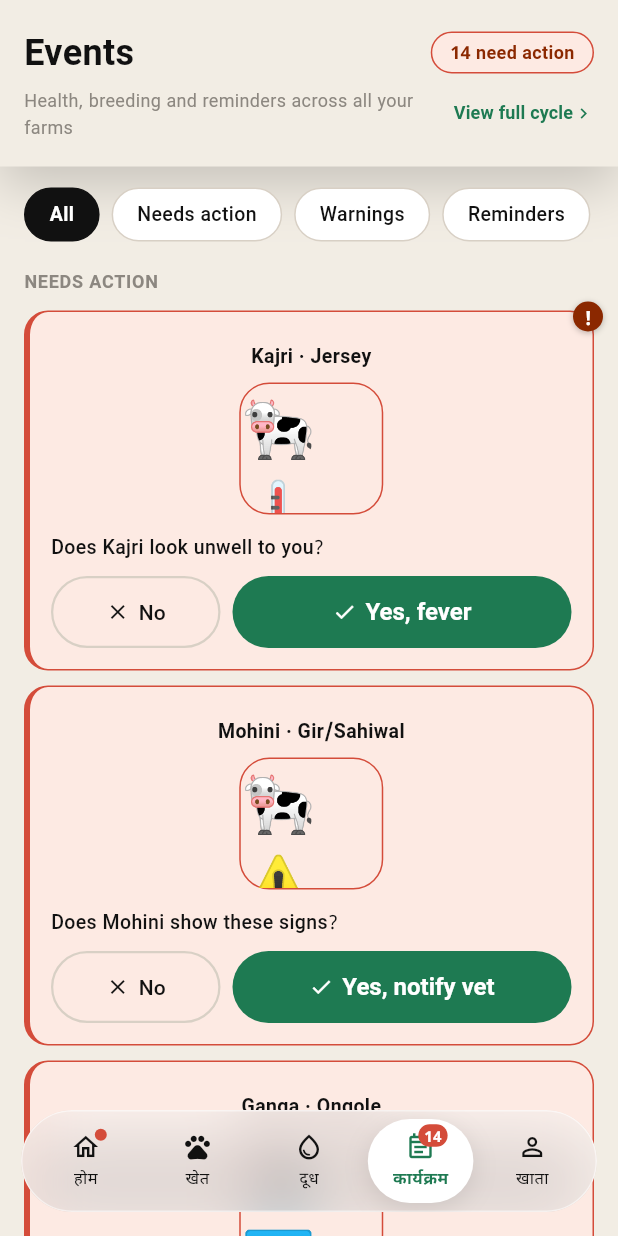
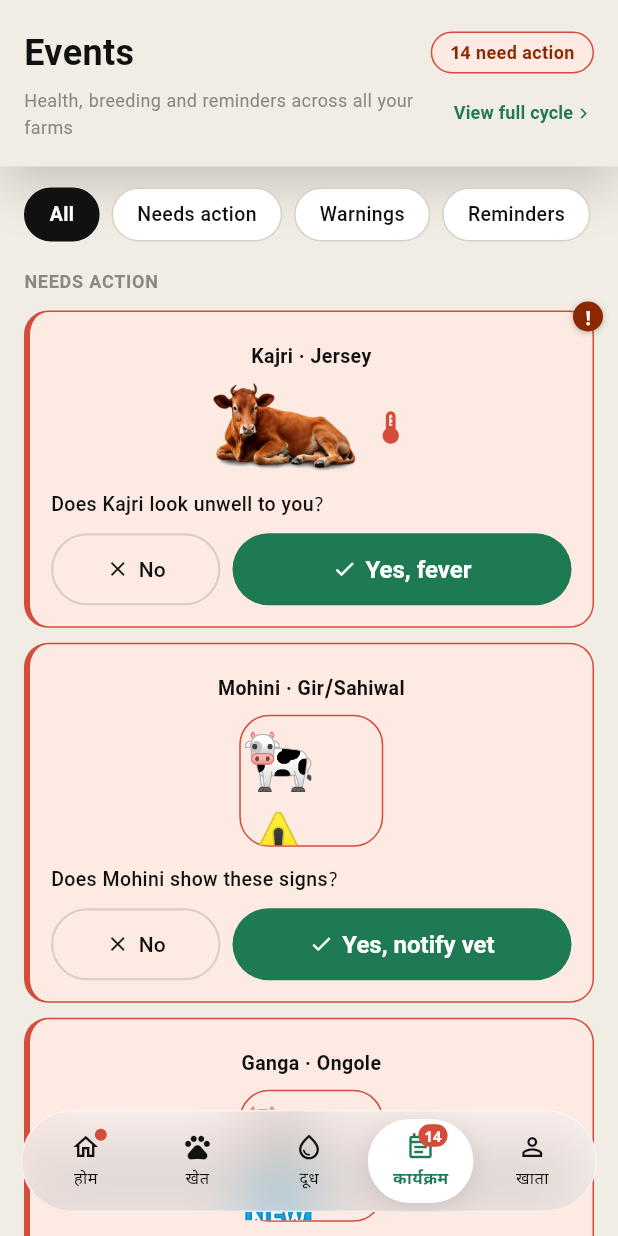
Before and after one commit to vaseey21/Vanix, a Flutter app: the EventsScreen screen opened directly with empty values, on a phone screen of 412 x 824 dp. Run offline on Flutter 3.47's test engine with Material 3 defaults, Android fonts, the phone set to English and light mode, and no system bars.

Commit message:
auto: save changes

```diff
--- a/flutter_app/lib/screens/events_screen.dart
+++ b/flutter_app/lib/screens/events_screen.dart
@@ -463,7 +463,8 @@ class _EventsScreenState extends State<EventsScreen> {
           priority: _Priority.p0,
           channel: 'Push + SMS · Immediate vet visit',
           manager: manager,
-          avatarEmoji: '🐄🌡️',
+          conditionIcon: Icons.thermostat,
+          conditionIconColor: VanixColors.danger,
           title: 'Suspected fever — Kajri',
           sub: 'Sustained high temperature for 3 days with very little movement — she has mostly stayed in one spot.',
           meta: 'Green Valley Farm · Belt 63 · since 30 Jun',
@@ -489,7 +490,8 @@ class _EventsScreenState extends State<EventsScreen> {
           priority: _Priority.p0,
           channel: 'Push + SMS · Immediate vet visit',
           manager: manager,
-          avatarEmoji: '🐄🌡️',
+          conditionIcon: Icons.thermostat,
+          conditionIconColor: VanixColors.danger,
           title: 'Suspected fever — Kajri',
           sub: 'Sustained high temperature for 3 days with very little movement — she has mostly stayed in one spot.',
           meta: 'Green Valley Farm · Belt 63 · since 30 Jun',
@@ -503,7 +505,8 @@ class _EventsScreenState extends State<EventsScreen> {
           priority: _Priority.p0,
           channel: 'Push + SMS · Immediate vet visit',
           manager: manager,
-          avatarEmoji: '🐄🌡️',
+          conditionIcon: Icons.thermostat,
+          conditionIconColor: VanixColors.danger,
           title: 'Suspected fever — Kajri',
           sub: 'Sustained high temperature for 3 days with very little movement — she has mostly stayed in one spot.',
           meta: 'Green Valley Farm · Belt 63 · since 30 Jun',
@@ -517,7 +520,8 @@ class _EventsScreenState extends State<EventsScreen> {
           priority: _Priority.p0,
           channel: 'Push + SMS · Immediate vet visit',
           manager: manager,
-          avatarEmoji: '🐄🌡️',
+          conditionIcon: Icons.thermostat,
+          conditionIconColor: VanixColors.danger,
           title: 'Suspected fever — Kajri',
           sub: 'Sustained high temperature for 3 days with very little movement — she has mostly stayed in one spot.',
           meta: 'Green Valley Farm · Belt 63 · since 30 Jun',
@@ -713,7 +717,8 @@ class _EventsScreenState extends State<EventsScreen> {
         priority: _Priority.p1,
         channel: 'App notification · Schedule inseminator',
           manager: manager,
-          avatarEmoji: '🐄❤️',
+          conditionIcon: Icons.favorite,
+          conditionIconColor: VanixColors.danger,
         title: title,
         sub: sub,
         meta: 'Green Valley Farm · Belt 41',
@@ -728,7 +733,8 @@ class _EventsScreenState extends State<EventsScreen> {
         priority: _Priority.p1,
         channel: 'App notification · Schedule inseminator',
           manager: manager,
-          avatarEmoji: '🐄❤️',
+          conditionIcon: Icons.favorite,
+          conditionIconColor: VanixColors.danger,
         title: title,
         sub: sub,
         meta: 'Green Valley Farm · Belt 41',
@@ -743,7 +749,8 @@ class _EventsScreenState extends State<EventsScreen> {
         priority: _Priority.p1,
         channel: 'App notification · Schedule inseminator',
           manager: manager,
-          avatarEmoji: '🐄❤️',
+          conditionIcon: Icons.favorite,
+          conditionIconColor: VanixColors.danger,
         title: title,
         sub: sub,
         meta: 'Green Valley Farm · Belt 41',
@@ -794,7 +801,8 @@ class _EventsScreenState extends State<EventsScreen> {
         priority: _Priority.p1,
         channel: 'App notification · Schedule inseminator',
           manager: manager,
-          avatarEmoji: '🐄❤️',
+          conditionIcon: Icons.favorite,
+          conditionIconColor: VanixColors.danger,
         title: title,
         sub: sub,
         meta: 'Green Valley Farm · Belt 41',
@@ -836,7 +844,8 @@ class _EventsScreenState extends State<EventsScreen> {
       priority: _Priority.p1,
       channel: 'App notification · Schedule inseminator',
           manager: manager,
-          avatarEmoji: '🐄❤️',
+          conditionIcon: Icons.favorite,
+          conditionIconColor: VanixColors.danger,
       title: title,
       sub: sub,
       meta: meta,
@@ -1176,6 +1185,8 @@ class _EventsScreenState extends State<EventsScreen> {
       priority: _Priority.p1,
       channel: 'App notification · Add to Milk Log',
           manager: manager,
+      conditionIcon: Icons.water_drop,
+      conditionIconColor: VanixColors.greenInk,
       title: 'Lakshmi is now in her lactation period (250 days)',
       sub: 'Add her to the milking list?',
       meta: meta,
```
